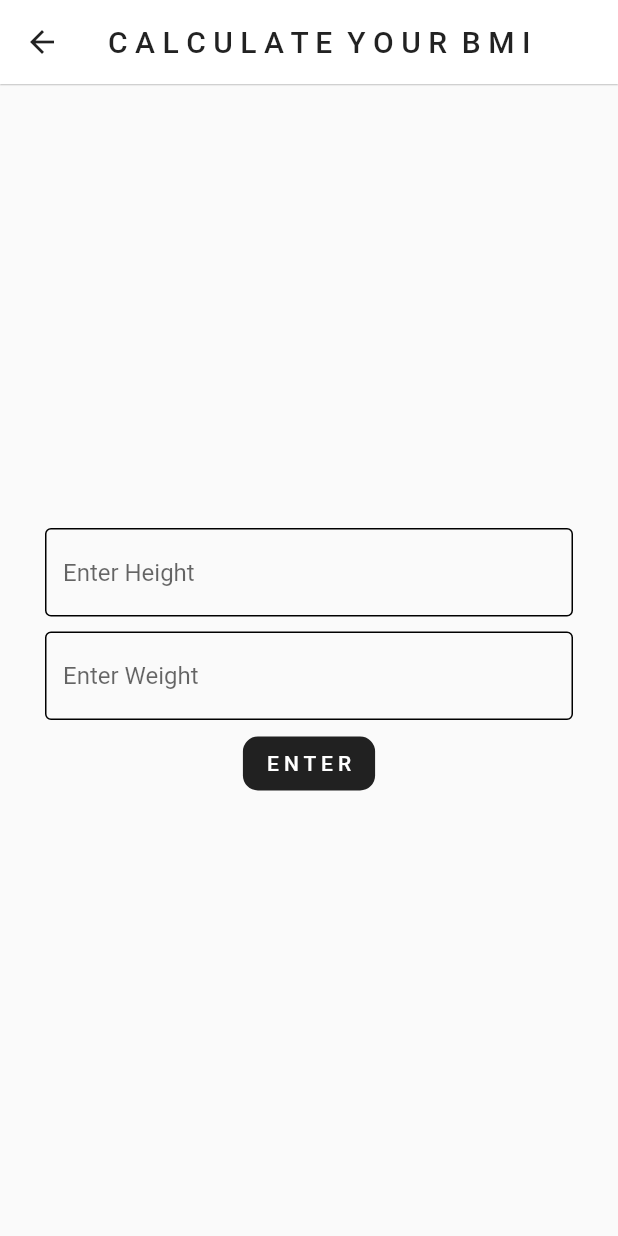
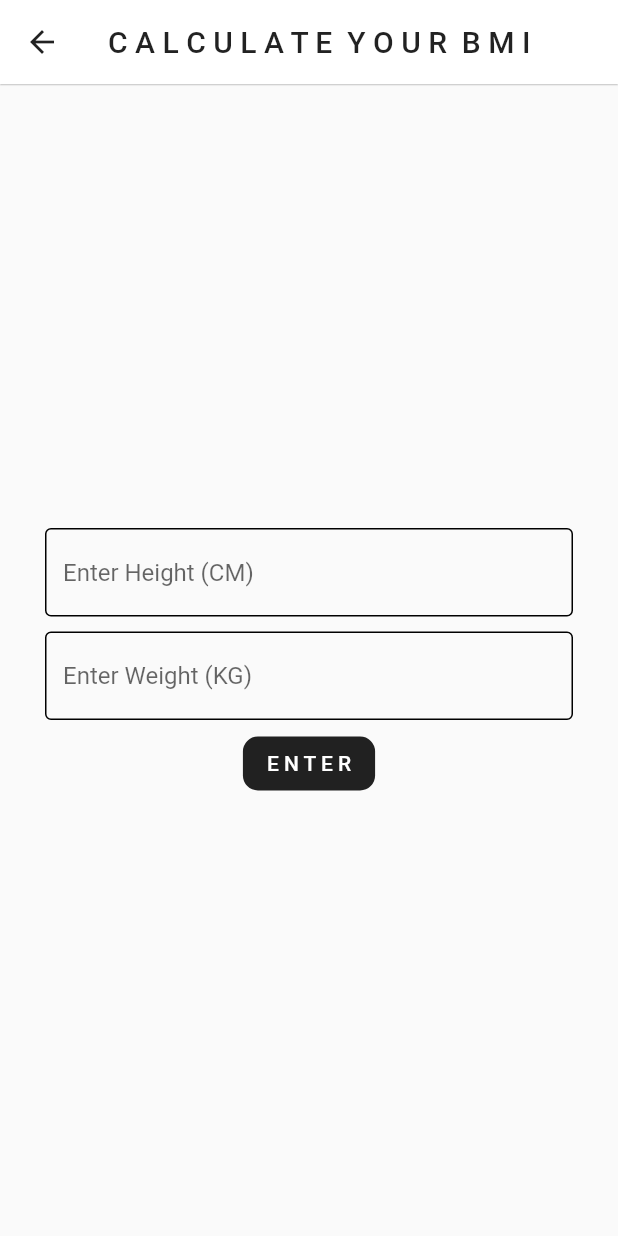
Before and after one commit to PorscheChe/BMI_CALCULATOR, a Flutter app: the BmiCal screen opened by its route, after a tap on "E N T E R", on a phone screen of 412 x 824 dp. Run offline on Flutter 3.47's test engine with Material 2 defaults, Android fonts, the phone set to English and light mode, and no system bars; our stand-ins replace smooth_page_indicator; missing offline and left inert: dart:ffi.

Commit message:
Add calculation and fix data type
change from int bmi to double bmi
and added calculation formula to material button

```diff
--- a/lib/pages/bmi_calculation.dart
+++ b/lib/pages/bmi_calculation.dart
@@ -1,5 +1,8 @@
 // ignore_for_file: prefer_const_constructors, prefer_const_literals_to_create_immutables
 
+import 'dart:ffi';
+
+import 'package:bmi_calculator/pages/results.dart';
 import 'package:flutter/material.dart';
 
 class BmiCal extends StatelessWidget {
@@ -34,7 +37,7 @@ class BmiCal extends StatelessWidget {
               child: TextField(
                 controller: heightController,
                 decoration: InputDecoration(
-                    hintText: "Enter Height",
+                    hintText: "Enter Height (CM)",
                     enabledBorder: OutlineInputBorder(
                       borderSide: BorderSide(
                         width: 1,
@@ -48,7 +51,7 @@ class BmiCal extends StatelessWidget {
               child: TextField(
                 controller: weightController,
                 decoration: InputDecoration(
-                    hintText: "Enter Weight",
+                    hintText: "Enter Weight (KG)",
                     enabledBorder: OutlineInputBorder(
                       borderSide: BorderSide(
                         width: 1,
@@ -57,7 +60,15 @@ class BmiCal extends StatelessWidget {
               ),
             ),
             MaterialButton(
-              onPressed: () {},
+              onPressed: () {
+                var weight = double.parse(weightController.text);
+                var height = double.parse(heightController.text);
+                double bmi = (weight / height / height) * 10000;
+                Navigator.push(
+                    context,
+                    MaterialPageRoute(
+                        builder: (context) => Results(bmi: int.parse(bmi))));
+              },
               color: Colors.black87,
               textColor: Colors.white,
               elevation: 0,
--- a/lib/pages/enter_bmi.dart
+++ b/lib/pages/enter_bmi.dart
@@ -73,7 +73,7 @@ class EnterBmi extends StatelessWidget {
                         context,
                         MaterialPageRoute(
                             builder: (context) =>
-                                Results(bmi: int.parse(controller.text))));
+                                Results(bmi: double.parse(controller.text))));
                   },
                   child: Text(
                     "E N T E R",
```
Also changed, not shown: lib/pages/results.dart (+4 -4 lines).
